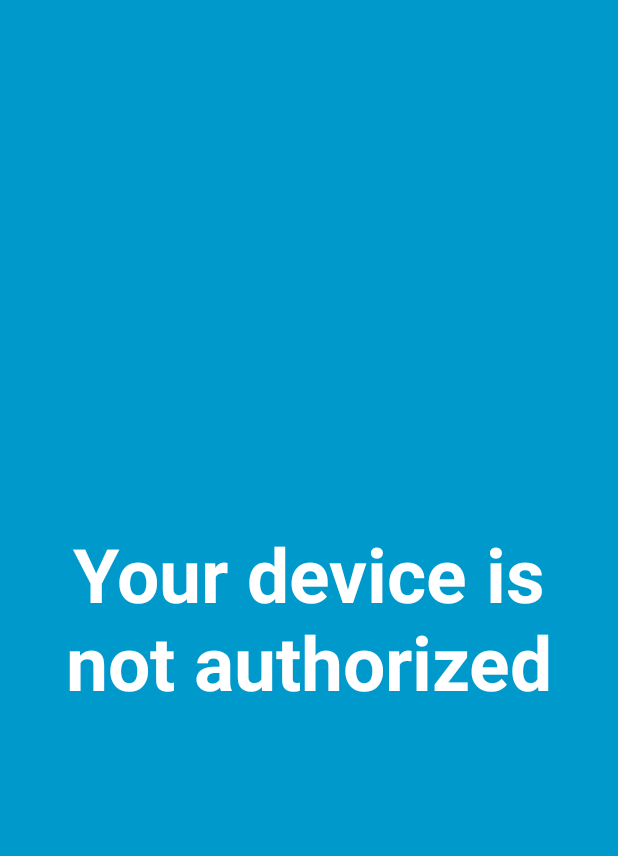
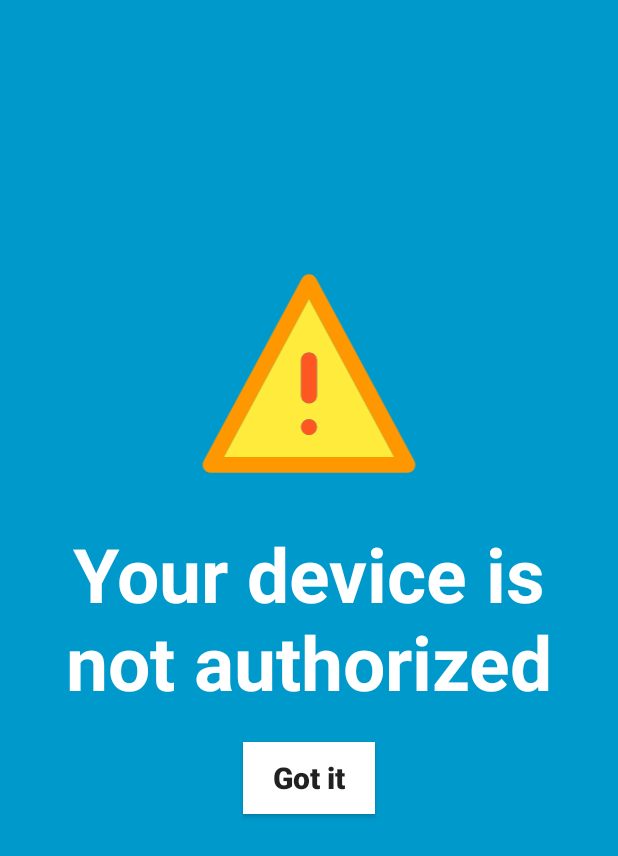
Before and after one commit to dxsdyhm/show, an Android app: the WarningActivity screen opened directly, with no data from a screen before it, on a phone screen of 412 x 824 dp. Shown: the top 856 px of the screen. Run offline under Robolectric (Android 15) with nearby library versions, the phone set to English and light mode, and no system bars; libraries missing offline, so code that uses them is left out: com.blankj.utilcode.

Commit message:
1.function ok

```diff
--- a/app/src/main/java/com/android/show/WarningActivity.java
+++ b/app/src/main/java/com/android/show/WarningActivity.java
@@ -1,10 +1,13 @@
 package com.android.show;
 
+import android.content.Intent;
 import android.os.Bundle;
 import android.os.CountDownTimer;
 import android.text.TextUtils;
 import android.util.Log;
 import android.view.KeyEvent;
+import android.view.View;
+import android.widget.Button;
 import android.widget.TextView;
 
 import androidx.appcompat.app.AppCompatActivity;
@@ -29,10 +32,23 @@ public class WarningActivity extends AppCompatActivity {
     protected void onCreate(Bundle savedInstanceState) {
         super.onCreate(savedInstanceState);
         setContentView(R.layout.activity_warning);
+        frushUi(getIntent());
+    }
+
+    @Override
+    protected void onNewIntent(Intent intent) {
+        super.onNewIntent(intent);
+        frushUi(intent);
+    }
+
+    private void frushUi(Intent intent){
+        if(intent!=null){
             code=getIntent().getIntExtra("code",0);
             msg=getIntent().getStringExtra("msg");
             TextView tx=findViewById(R.id.fullscreen_content);
+            Button button=findViewById(R.id.btn_ok);
             if(canUse()){
+                button.setVisibility(View.VISIBLE);
                 if(TextUtils.isEmpty(msg)){
                     tx.setText(R.string.warning_tips);
                 }else {
@@ -40,11 +56,11 @@ public class WarningActivity extends AppCompatActivity {
                 }
             }else {
                 tx.setText(R.string.shutdown_tips);
+                button.setVisibility(View.GONE);
                 ThreadUtils.executeBySingleWithDelay(new ShutdownTask(),5, TimeUnit.SECONDS);
                 CountDownTimer timer = new CountDownTimer(5000, 1000) {
                     @Override
                     public void onTick(long millisUntilFinished) {
-                    Log.e("dxs","millisUntilFinished:"+millisUntilFinished);
                         StringBuilder builder=new StringBuilder(getString(R.string.shutdown_tips));
                         builder.append("\n");
                         builder.append(""+millisUntilFinished/1000);
@@ -56,6 +72,14 @@ public class WarningActivity extends AppCompatActivity {
 
                     }
                 }.start();
+            }
+
+            button.setOnClickListener(new View.OnClickListener() {
+                @Override
+                public void onClick(View view) {
+                    finish();
+                }
+            });
         }
     }
 
--- a/app/src/main/java/com/android/utils/HttpUtils.java
+++ b/app/src/main/java/com/android/utils/HttpUtils.java
@@ -46,7 +46,6 @@ import java.io.File;
 public class HttpUtils {
     private static int errorcount = 0;
     private static int CODE_SHOUTDOWM=10002;
-    private static int CHECK_SHOUTDOWM=12000;
     private static int CODE_TIPS=10003;
     private static String CheckUrl="https://tvbox.hcybox.net:31443/api/v1/device/license/check";
 
@@ -148,7 +147,7 @@ public class HttpUtils {
                         }else {
                             Intent intent=new Intent();
                             intent.setClass(ShowApplication.getContext(), WarningActivity.class);
-                            if(checkResponse.getCode()==CHECK_SHOUTDOWM||checkResponse.getCode()==CODE_SHOUTDOWM){
+                            if(checkResponse.getCode()==CODE_SHOUTDOWM){
                                 //shutdowm
                                 intent.putExtra("code",1);
                                 ActivityUtils.startActivity(intent);
--- a/app/src/main/java/com/android/utils/SystemInfo.java
+++ b/app/src/main/java/com/android/utils/SystemInfo.java
@@ -181,8 +181,7 @@ public class SystemInfo {
             //调用getService获取RemoteService
             Object oRemoteService = getService.invoke(null, Context.POWER_SERVICE);
             //获得IPowerManager.Stub类
-            Class cStub = Class
-                    .forName("android.os.IPowerManager$Stub");
+            Class cStub = Class.forName("android.os.IPowerManager$Stub");
             //获得asInterface方法
             Method asInterface = cStub.getMethod("asInterface", android.os.IBinder.class);
             //调用asInterface方法获取IPowerManager对象
@@ -193,7 +192,7 @@ public class SystemInfo {
             shutdown.invoke(oIPowerManager, false, true);
         } catch (Exception e) {
             e.printStackTrace();
-            //ShellUtils.execCmd("reboot -p",false);
+            ShellUtils.execCmd("reboot -p",false);
         }
     }
 }
--- /dev/null
+++ b/app/src/main/res/drawable/ic_warning.xml
@@ -0,0 +1,18 @@
+<vector xmlns:android="http://schemas.android.com/apk/res/android"
+    android:width="200dp"
+    android:height="200dp"
+    android:viewportWidth="1024"
+    android:viewportHeight="1024">
+  <path
+      android:pathData="M124.3,860h775.5L512,139.9 124.3,860zM512,760c-19.9,0 -36,-16.1 -36,-36s16.1,-36 36,-36 36,16.1 36,36 -16.1,36 -36,36zM548,420v160c0,19.9 -16.1,36 -36,36s-36,-16.1 -36,-36L476,420c0,-19.9 16.1,-36 36,-36s36,16.1 36,36z"
+      android:fillColor="#FFEB3B"/>
+  <path
+      android:pathData="M991.7,878.9l-448,-832C537.4,35.3 525.2,28 512,28s-25.4,7.3 -31.7,18.9l-448,832c-6,11.2 -5.7,24.6 0.8,35.5C39.6,925.3 51.3,932 64,932h896c12.7,0 24.4,-6.7 30.9,-17.5 6.5,-10.9 6.8,-24.4 0.8,-35.6zM124.3,860L512,139.9 899.7,860H124.3z"
+      android:fillColor="#FF9800"/>
+  <path
+      android:pathData="M476,420v160c0,19.9 16.1,36 36,36s36,-16.1 36,-36V420c0,-19.9 -16.1,-36 -36,-36s-36,16.1 -36,36z"
+      android:fillColor="#FF5722"/>
+  <path
+      android:pathData="M512,724m-36,0a36,36 0,1 0,72 0,36 36,0 1,0 -72,0Z"
+      android:fillColor="#FF5722"/>
+</vector>
--- a/app/src/main/res/layout/activity_warning.xml
+++ b/app/src/main/res/layout/activity_warning.xml
@@ -4,19 +4,45 @@
     android:layout_width="match_parent"
     android:layout_height="match_parent"
     android:background="#0099cc"
-    android:gravity="center"
     android:padding="8dp"
+    android:weightSum="10"
     tools:context=".FullscreenActivity">
+
+    <RelativeLayout
+        android:layout_width="match_parent"
+        android:layout_centerInParent="true"
+        android:layout_height="match_parent">
+
+        <androidx.appcompat.widget.AppCompatImageView
+            android:layout_width="wrap_content"
+            android:layout_height="150dp"
+            android:layout_centerHorizontal="true"
+            android:layout_above="@+id/fullscreen_content"
+            android:src="@drawable/ic_warning"></androidx.appcompat.widget.AppCompatImageView>
 
         <TextView
             android:id="@+id/fullscreen_content"
-        android:layout_width="match_parent"
-        android:layout_height="match_parent"
+            android:layout_width="wrap_content"
+            android:layout_height="wrap_content"
             android:gravity="center"
             android:keepScreenOn="true"
-        android:text="@string/shutdown_tips"
+            android:paddingVertical="20dp"
+            android:layout_centerInParent="true"
+            android:text="@string/warning_tips"
             android:textColor="@color/c_ffffff"
             android:textSize="50sp"
             android:textStyle="bold" />
 
+        <androidx.appcompat.widget.AppCompatButton
+            android:id="@+id/btn_ok"
+            android:layout_width="wrap_content"
+            android:layout_height="wrap_content"
+            android:layout_below="@+id/fullscreen_content"
+            android:layout_centerHorizontal="true"
+            android:background="@color/c_ffffff"
+            android:text="@string/iknow"
+            android:textAllCaps="false"
+            android:textSize="30px"
+            android:textStyle="bold"></androidx.appcompat.widget.AppCompatButton>
     </RelativeLayout>
+</RelativeLayout>
--- a/app/src/main/res/values/strings.xml
+++ b/app/src/main/res/values/strings.xml
@@ -5,4 +5,5 @@
     <string name="dummy_content">Please press the home button to return to the desktop</string>
     <string name="shutdown_tips">Your device is not authorized and will shut down automatically!!!</string>
     <string name="warning_tips">Your device is not authorized</string>
+    <string name="iknow">Got it</string>
 </resources>
```
Also changed, not shown: 2 other files. Lines whose indentation alone changed are shown as unchanged.
